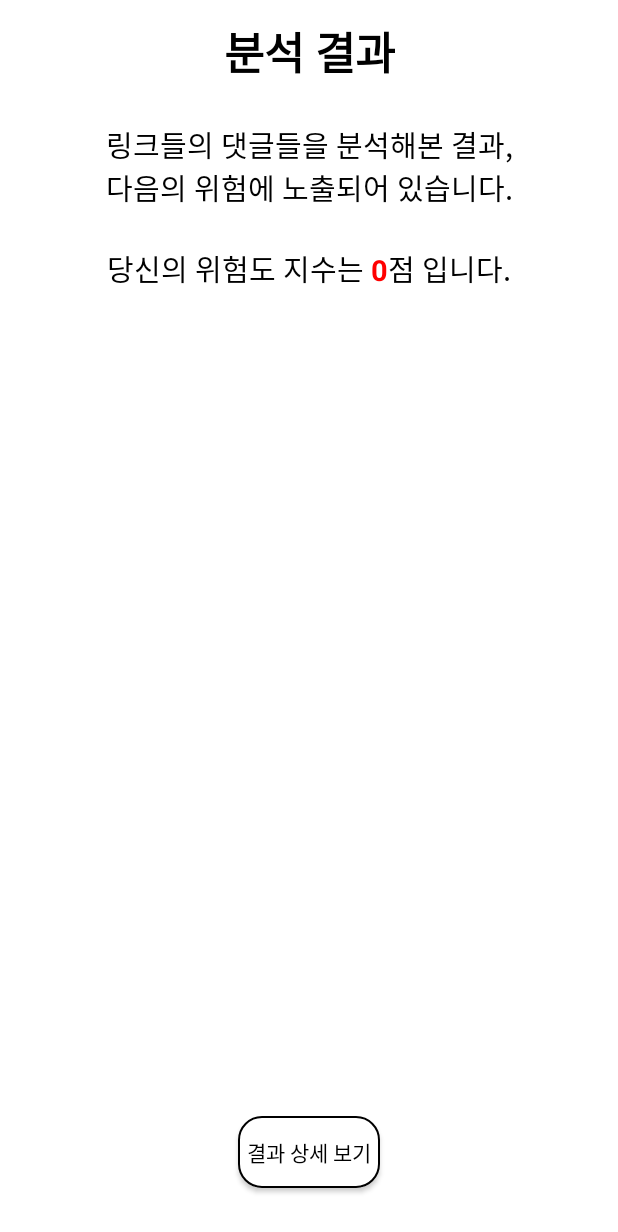
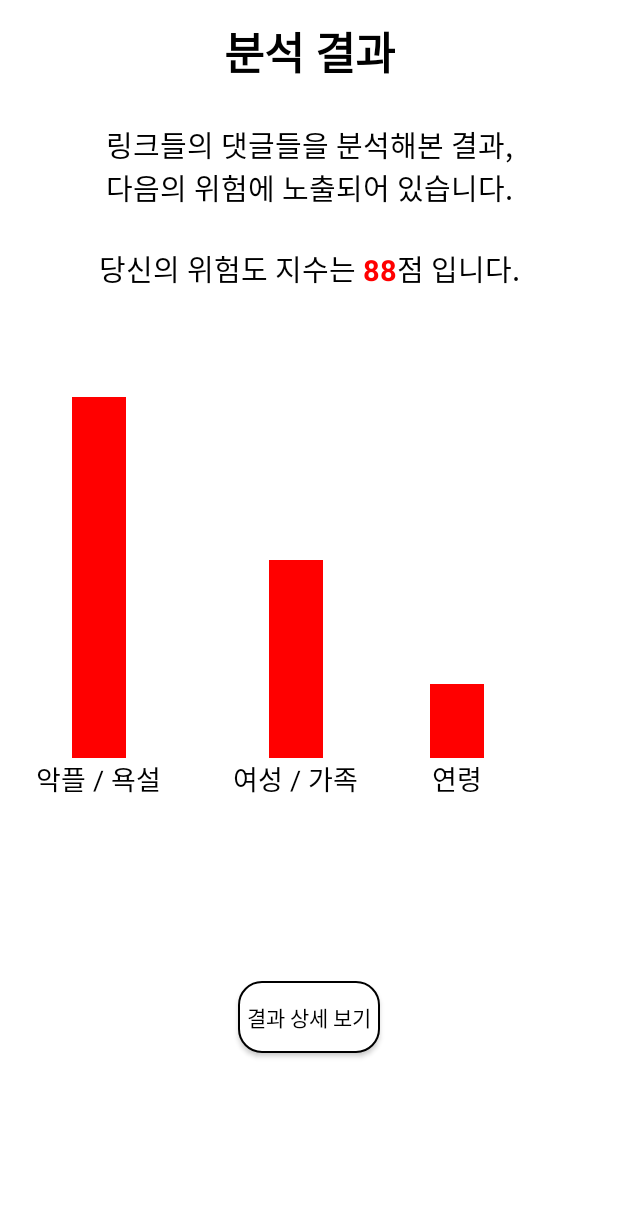
Before and after one commit to kimyunseok/ggp-project-android, an Android app: the AnalysisFragment screen opened through its navigation route, on a phone screen of 412 x 824 dp. Shown: the top 1232 px of the screen. Run offline under Robolectric (Android 15) with nearby library versions, the phone set to English and light mode, and no system bars; our stand-ins replace Dagger/Hilt's generated code, data binding.

Commit message:
feat. 분석 요청 결과 화면 UI 구성 및 더미 데이터 추가

```diff
--- /dev/null
+++ b/app/src/main/java/com/khs/ggp/domain/model/AnalysisType.kt
@@ -0,0 +1,3 @@
+package com.khs.ggp.domain.model
+
+data class AnalysisType(val type: Int, val name: String, val score: Float)
--- a/app/src/main/java/com/khs/ggp/presentation/view/analysis/AnalysisFragment.kt
+++ b/app/src/main/java/com/khs/ggp/presentation/view/analysis/AnalysisFragment.kt
@@ -1,6 +1,7 @@
 package com.khs.ggp.presentation.view.analysis
 
 import androidx.fragment.app.viewModels
+import androidx.recyclerview.widget.LinearLayoutManager
 import com.khs.ggp.R
 import com.khs.ggp.databinding.FragmentAnalysisBinding
 import com.khs.ggp.presentation.view.base.BaseFragment
@@ -12,6 +13,21 @@ class AnalysisFragment(override var layoutId: Int = R.layout.fragment_analysis)
     override fun init() {
         binding.vm = analysisViewModel
 
+        testFun()
+        setUpRecyclerView()
+    }
+
+    private fun testFun() {
+        analysisViewModel.getDummyData()
+    }
+
+    private fun setUpRecyclerView() {
+        analysisViewModel.dangerousListLiveData.observe(viewLifecycleOwner) {
+            binding.analysisResultRecyclerView.apply {
+                layoutManager = LinearLayoutManager(context, LinearLayoutManager.HORIZONTAL, false)
+                adapter = DangerousTypeAdapter(it)
+            }
+        }
     }
 
 }
--- a/app/src/main/java/com/khs/ggp/presentation/view/analysis/AnalysisViewModel.kt
+++ b/app/src/main/java/com/khs/ggp/presentation/view/analysis/AnalysisViewModel.kt
@@ -2,7 +2,24 @@ package com.khs.ggp.presentation.view.analysis
 
 import androidx.lifecycle.MutableLiveData
 import androidx.lifecycle.ViewModel
+import androidx.lifecycle.viewModelScope
+import com.khs.ggp.domain.model.AnalysisType
+import kotlinx.coroutines.launch
 
 class AnalysisViewModel: ViewModel() {
     val dangerousScoreLiveData = MutableLiveData(0)
+    val dangerousListLiveData = MutableLiveData<List<AnalysisType>>()
+
+    fun getDummyData() {
+        viewModelScope.launch {
+            dangerousScoreLiveData.postValue(88)
+            dangerousListLiveData.postValue(
+                listOf(
+                    AnalysisType(type = 1, name = "악플 / 욕설", score = 0.768234F),
+                    AnalysisType(type = 2, name = "여성 / 가족", score = 0.421352F),
+                    AnalysisType(type = 3, name = "연령", score = 0.157689F)
+                )
+            )
+        }
+    }
 }
--- /dev/null
+++ b/app/src/main/java/com/khs/ggp/presentation/view/analysis/DangerousTypeAdapter.kt
@@ -0,0 +1,38 @@
+package com.khs.ggp.presentation.view.analysis
+
+import android.util.Log
+import android.view.LayoutInflater
+import android.view.ViewGroup
+import androidx.constraintlayout.widget.ConstraintLayout
+import androidx.recyclerview.widget.RecyclerView
+import com.khs.ggp.databinding.ItemDangerousTypeHolderBinding
+import com.khs.ggp.domain.model.AnalysisType
+
+class DangerousTypeAdapter(private val typeList: List<AnalysisType>): RecyclerView.Adapter<DangerousTypeAdapter.DangerousTypeHolder>() {
+
+    override fun onCreateViewHolder(parent: ViewGroup, viewType: Int): DangerousTypeHolder {
+        val binding = ItemDangerousTypeHolderBinding.inflate(LayoutInflater.from(parent.context), parent, false)
+        return DangerousTypeHolder(binding)
+    }
+
+    override fun onBindViewHolder(holder: DangerousTypeHolder, position: Int) {
+        holder.bind(typeList[position])
+    }
+
+    override fun getItemCount(): Int {
+        return typeList.size
+    }
+
+    inner class DangerousTypeHolder(val binding: ItemDangerousTypeHolderBinding): RecyclerView.ViewHolder(binding.root) {
+
+        fun bind(item: AnalysisType) {
+            binding.item = item
+
+            (binding.dangerousTypeView.layoutParams as ConstraintLayout.LayoutParams).apply {
+                matchConstraintPercentHeight = item.score
+            }
+        }
+
+    }
+
+}
--- /dev/null
+++ b/app/src/main/java/com/khs/ggp/presentation/view/analysis/utils/DangerousTypeUtils.kt
@@ -0,0 +1 @@
+package com.khs.ggp.presentation.view.analysis.utils
--- a/app/src/main/res/layout/fragment_analysis.xml
+++ b/app/src/main/res/layout/fragment_analysis.xml
@@ -89,21 +89,22 @@
         <androidx.recyclerview.widget.RecyclerView
             android:id="@+id/analysis_result_recycler_view"
             android:layout_width="match_parent"
-            android:layout_height="wrap_content"
+            android:layout_height="0dp"
             android:layout_marginTop="25dp"
+            app:layout_constraintHeight_percent="0.38"
             app:layout_constraintTop_toBottomOf="@+id/analysis_dangerous_score_layout" />
 
         <Button
             android:id="@+id/analysis_watch_detail_btn"
             android:layout_width="wrap_content"
             android:layout_height="wrap_content"
-            android:layout_marginBottom="32dp"
             android:padding="6dp"
             android:text="@string/watch_result_detail"
             android:textColor="@color/black"
             android:background="@drawable/selector_btn_background"
             app:layout_constraintEnd_toEndOf="parent"
             app:layout_constraintStart_toStartOf="parent"
+            app:layout_constraintTop_toBottomOf="@id/analysis_result_recycler_view"
             app:layout_constraintBottom_toBottomOf="parent"/>
 
     </androidx.constraintlayout.widget.ConstraintLayout>
--- a/app/src/main/res/layout/fragment_main.xml
+++ b/app/src/main/res/layout/fragment_main.xml
@@ -92,13 +92,13 @@
             android:id="@+id/main_analyze_request_btn"
             android:layout_width="wrap_content"
             android:layout_height="wrap_content"
-            android:layout_marginBottom="32dp"
             android:padding="6dp"
             android:text="@string/request_analyze"
             android:textColor="@color/black"
             android:background="@drawable/selector_btn_background"
             app:layout_constraintEnd_toEndOf="parent"
             app:layout_constraintStart_toStartOf="parent"
+            app:layout_constraintTop_toBottomOf="@id/main_link_add_btn"
             app:layout_constraintBottom_toBottomOf="parent"/>
 
     </androidx.constraintlayout.widget.ConstraintLayout>
--- /dev/null
+++ b/app/src/main/res/layout/item_dangerous_type_holder.xml
@@ -0,0 +1,40 @@
+<?xml version="1.0" encoding="utf-8"?>
+
+<layout xmlns:app="http://schemas.android.com/apk/res-auto"
+    xmlns:android="http://schemas.android.com/apk/res/android">
+
+    <data>
+        <variable
+            name="item"
+            type="com.khs.ggp.domain.model.AnalysisType" />
+    </data>
+
+    <androidx.constraintlayout.widget.ConstraintLayout
+        android:layout_width="wrap_content"
+        android:layout_height="match_parent"
+        android:layout_marginHorizontal="24dp">
+
+        <View
+            android:id="@+id/dangerous_type_view"
+            android:layout_width="36dp"
+            android:layout_height="0dp"
+            android:background="@color/red"
+            app:layout_constraintStart_toStartOf="parent"
+            app:layout_constraintEnd_toEndOf="parent"
+            app:layout_constraintBottom_toTopOf="@id/dangerous_type_tv"/>
+
+        <TextView
+            android:id="@+id/dangerous_type_tv"
+            android:layout_width="wrap_content"
+            android:layout_height="wrap_content"
+            android:text="@{item.name}"
+            android:textAlignment="center"
+            android:textSize="18sp"
+            android:textColor="@color/black"
+            app:layout_constraintStart_toStartOf="parent"
+            app:layout_constraintEnd_toEndOf="parent"
+            app:layout_constraintBottom_toBottomOf="parent"/>
+
+    </androidx.constraintlayout.widget.ConstraintLayout>
+
+</layout>
```
